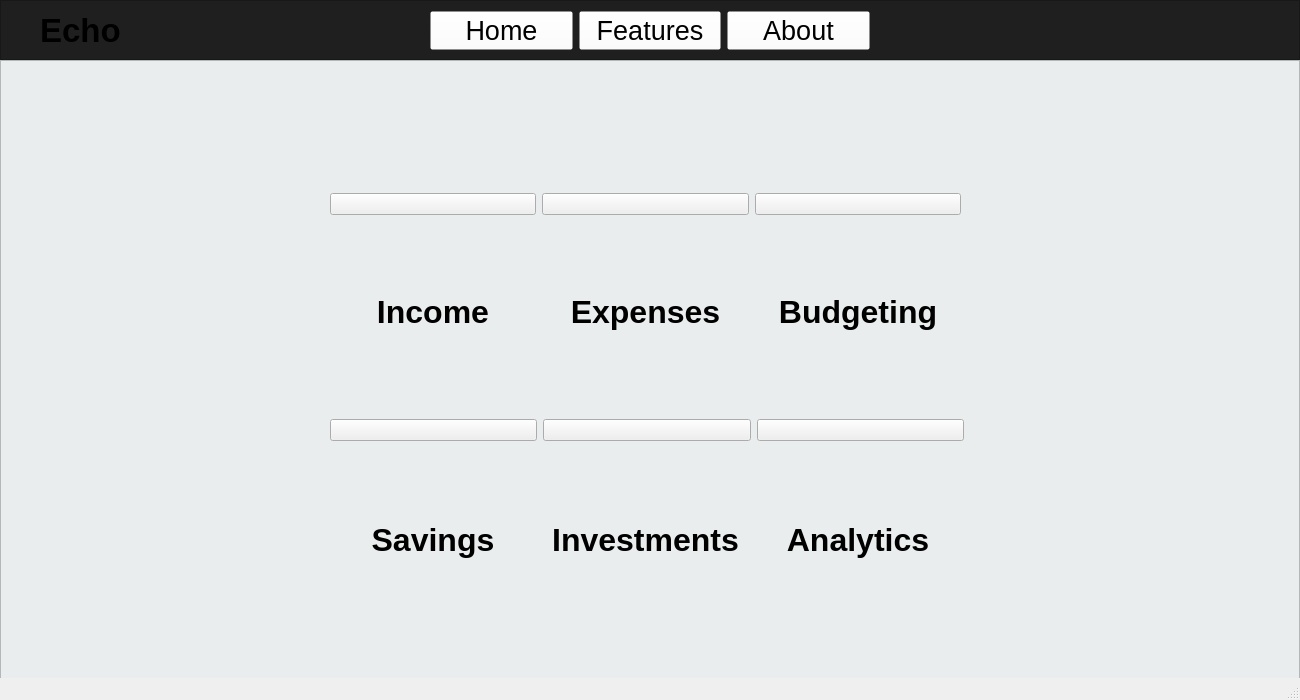
First picture: the form in Echo/homepage.ui, repository omrucf/Echo, before the edit.
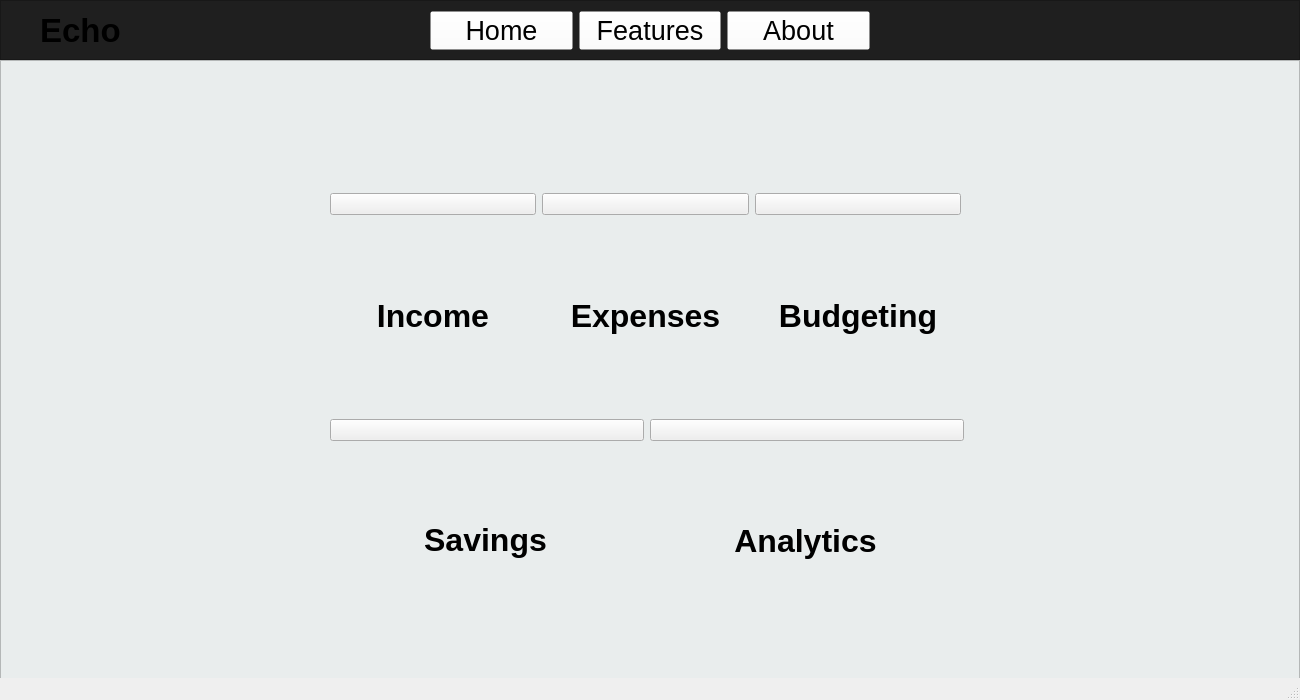
Second picture: the form after the edit.

```diff
--- a/Echo/homepage.ui
+++ b/Echo/homepage.ui
@@ -245,12 +245,31 @@
     <property name="geometry">
      <rect>
       <x>330</x>
-      <y>200</y>
+      <y>90</y>
       <width>631</width>
       <height>451</height>
      </rect>
     </property>
     <layout class="QGridLayout" name="gridLayout_2">
+     <item row="0" column="0">
+      <widget class="QLabel" name="label_2">
+       <property name="font">
+        <font>
+         <pointsize>24</pointsize>
+         <bold>true</bold>
+        </font>
+       </property>
+       <property name="styleSheet">
+        <string notr="true">color: black</string>
+       </property>
+       <property name="text">
+        <string>Income</string>
+       </property>
+       <property name="alignment">
+        <set>Qt::AlignCenter</set>
+       </property>
+      </widget>
+     </item>
      <item row="0" column="1">
       <widget class="QLabel" name="label_6">
        <property name="font">
@@ -270,63 +289,6 @@
        </property>
       </widget>
      </item>
-     <item row="2" column="2">
-      <widget class="QLabel" name="label_5">
-       <property name="font">
-        <font>
-         <pointsize>24</pointsize>
-         <bold>true</bold>
-        </font>
-       </property>
-       <property name="styleSheet">
-        <string notr="true">color: black</string>
-       </property>
-       <property name="text">
-        <string>Analytics</string>
-       </property>
-       <property name="alignment">
-        <set>Qt::AlignCenter</set>
-       </property>
-      </widget>
-     </item>
-     <item row="2" column="1">
-      <widget class="QLabel" name="label_4">
-       <property name="font">
-        <font>
-         <pointsize>24</pointsize>
-         <bold>true</bold>
-        </font>
-       </property>
-       <property name="styleSheet">
-        <string notr="true">color: black</string>
-       </property>
-       <property name="text">
-        <string>Investments</string>
-       </property>
-       <property name="alignment">
-        <set>Qt::AlignCenter</set>
-       </property>
-      </widget>
-     </item>
-     <item row="2" column="0">
-      <widget class="QLabel" name="label_3">
-       <property name="font">
-        <font>
-         <pointsize>24</pointsize>
-         <bold>true</bold>
-        </font>
-       </property>
-       <property name="styleSheet">
-        <string notr="true">color: black</string>
-       </property>
-       <property name="text">
-        <string>Savings</string>
-       </property>
-       <property name="alignment">
-        <set>Qt::AlignCenter</set>
-       </property>
-      </widget>
-     </item>
      <item row="0" column="2">
       <widget class="QLabel" name="label_7">
        <property name="font">
@@ -346,32 +308,10 @@
        </property>
       </widget>
      </item>
-     <item row="0" column="0">
-      <widget class="QLabel" name="label_2">
-       <property name="font">
-        <font>
-         <pointsize>24</pointsize>
-         <bold>true</bold>
-        </font>
-       </property>
-       <property name="styleSheet">
-        <string notr="true">color: black</string>
-       </property>
-       <property name="text">
-        <string>Income</string>
-       </property>
-       <property name="alignment">
-        <set>Qt::AlignCenter</set>
-       </property>
-      </widget>
-     </item>
     </layout>
-    <zorder>label_3</zorder>
-    <zorder>label_4</zorder>
-    <zorder>label_5</zorder>
+    <zorder>label_7</zorder>
     <zorder>label_2</zorder>
     <zorder>label_6</zorder>
-    <zorder>label_7</zorder>
    </widget>
    <widget class="QWidget" name="horizontalLayoutWidget_2">
     <property name="geometry">
@@ -435,16 +375,6 @@
        </property>
       </widget>
      </item>
-     <item>
-      <widget class="QPushButton" name="investment">
-       <property name="cursor">
-        <cursorShape>PointingHandCursor</cursorShape>
-       </property>
-       <property name="text">
-        <string/>
-       </property>
-      </widget>
-     </item>
      <item>
       <widget class="QPushButton" name="analytics">
        <property name="cursor">
@@ -456,6 +386,58 @@
       </widget>
      </item>
     </layout>
+    <zorder>analytics</zorder>
+    <zorder>savings</zorder>
+   </widget>
+   <widget class="QLabel" name="label_5">
+    <property name="geometry">
+     <rect>
+      <x>540</x>
+      <y>520</y>
+      <width>531</width>
+      <height>41</height>
+     </rect>
+    </property>
+    <property name="font">
+     <font>
+      <pointsize>24</pointsize>
+      <bold>true</bold>
+     </font>
+    </property>
+    <property name="styleSheet">
+     <string notr="true">color: black</string>
+    </property>
+    <property name="text">
+     <string>Analytics</string>
+    </property>
+    <property name="alignment">
+     <set>Qt::AlignCenter</set>
+    </property>
+   </widget>
+   <widget class="QLabel" name="label_3">
+    <property name="geometry">
+     <rect>
+      <x>210</x>
+      <y>520</y>
+      <width>551</width>
+      <height>40</height>
+     </rect>
+    </property>
+    <property name="font">
+     <font>
+      <pointsize>24</pointsize>
+      <bold>true</bold>
+     </font>
+    </property>
+    <property name="styleSheet">
+     <string notr="true">color: black</string>
+    </property>
+    <property name="text">
+     <string>Savings</string>
+    </property>
+    <property name="alignment">
+     <set>Qt::AlignCenter</set>
+    </property>
    </widget>
    <zorder>whitebg</zorder>
    <zorder>navbar</zorder>
@@ -465,6 +447,8 @@
    <zorder>gridLayoutWidget_2</zorder>
    <zorder>horizontalLayoutWidget_2</zorder>
    <zorder>horizontalLayoutWidget_3</zorder>
+   <zorder>label_5</zorder>
+   <zorder>label_3</zorder>
   </widget>
   <widget class="QStatusBar" name="statusbar"/>
   <widget class="QMenuBar" name="menubar">
```
